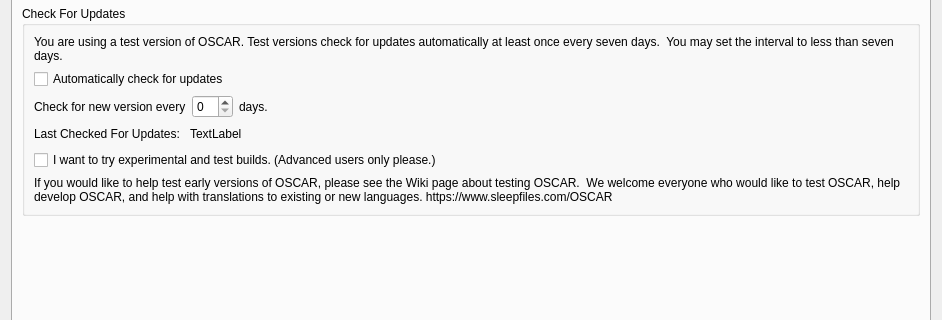
Above: oscar/preferencesdialog.ui from littleyoda/oscar before the change; both pictures show x 0 to 942 and y 243 to 563 of the 942 by 670 pixel window. Below: the same form after it.
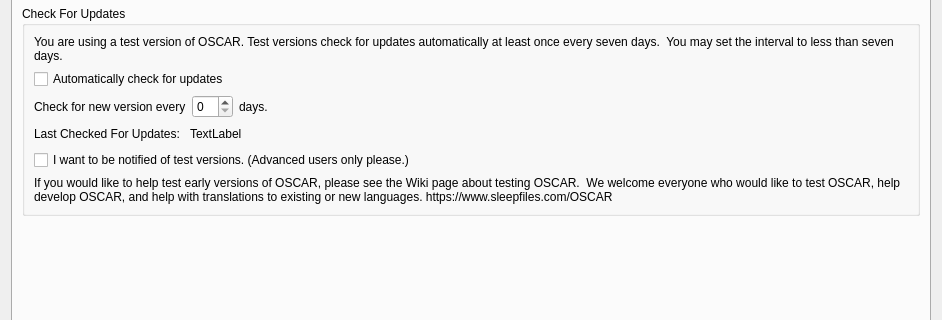
That is the form after the change. Icons and pictures are not drawn.

The edit to the form file:
```diff
--- a/oscar/preferencesdialog.ui
+++ b/oscar/preferencesdialog.ui
@@ -10,7 +10,7 @@
     <x>0</x>
     <y>0</y>
     <width>942</width>
-    <height>651</height>
+    <height>655</height>
    </rect>
   </property>
   <property name="sizePolicy">
@@ -2210,7 +2210,7 @@
                 <string>If you are interested in helping test new features and bugfixes early, click here.</string>
                </property>
                <property name="text">
-                <string>I want to try experimental and test builds. (Advanced users only please.)</string>
+                <string>I want to be notified of test versions. (Advanced users only please.)</string>
                </property>
               </widget>
              </item>
```
